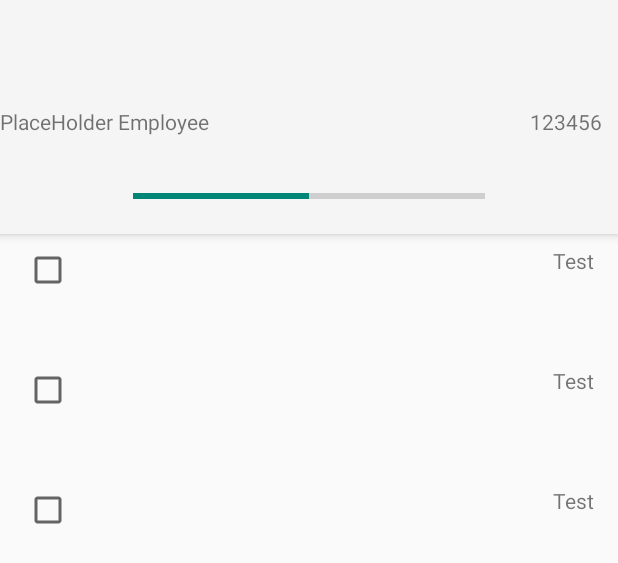
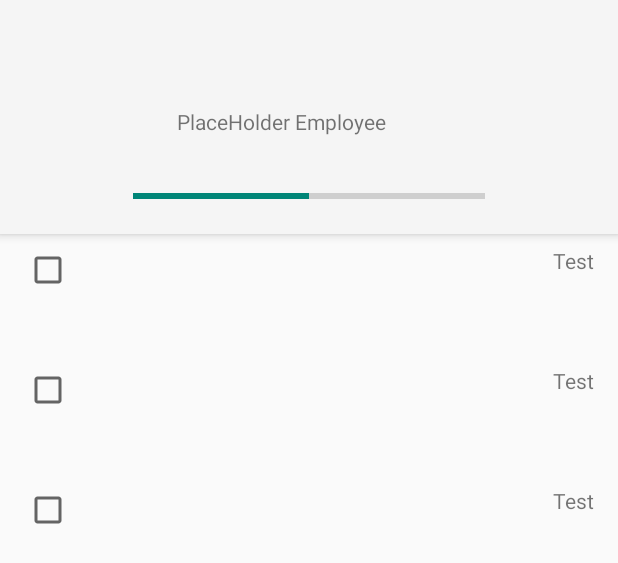
Before and after one commit to mitchthompson/ust-onboarding-mobile-app, an Android app: the layout activity_task_list.xml on its own in the app's theme, with its tools: preview values and no code run, on a phone screen of 412 x 824 dp. Shown: the top 563 px of the screen. Run offline under Robolectric (Android 15) with nearby library versions, the phone set to English and light mode, and no system bars; network calls fail.

```diff
--- a/app/src/main/res/layout/activity_task_list.xml
+++ b/app/src/main/res/layout/activity_task_list.xml
@@ -35,13 +35,13 @@
             android:layout_weight="1"
             android:text="PlaceHolder Employee" />
 
-        <TextView
+        <!--<TextView
             android:id="@+id/EmployeeID"
             android:layout_width="wrap_content"
             android:layout_height="wrap_content"
             android:layout_marginEnd="16dp"
             android:layout_weight="1"
-            android:text="123456" />
+            android:text="123456" />-->
 
     </android.support.v7.widget.ActionMenuView>
 
```
Also changed, not shown: app/src/main/java/com/example/practicumapp/TaskListActivity.java (+5 -18 lines), app/src/main/java/com/example/practicumapp/models/TaskListItem.java (+15 -0 lines).
